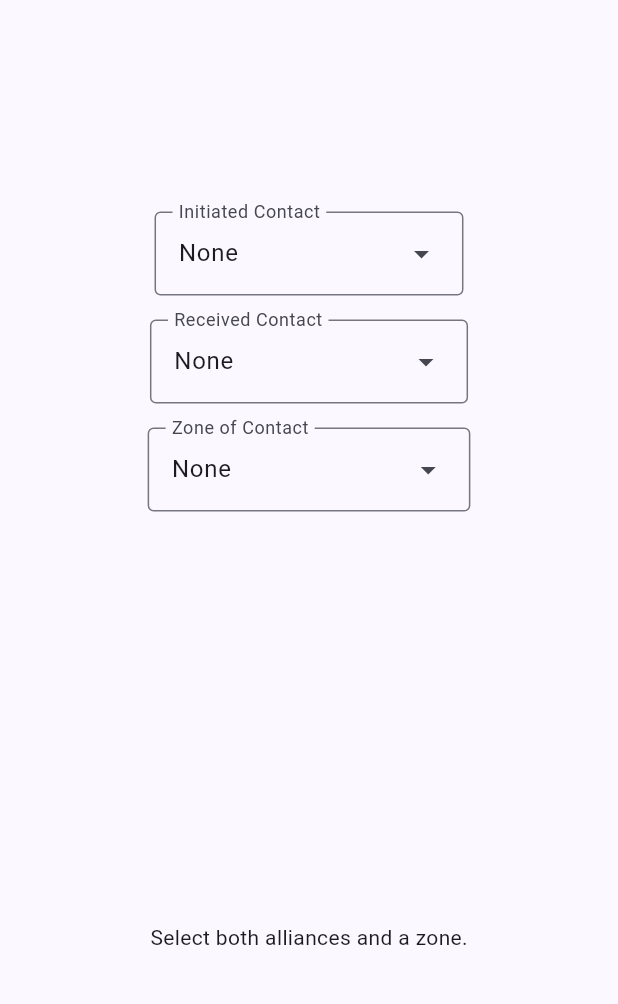
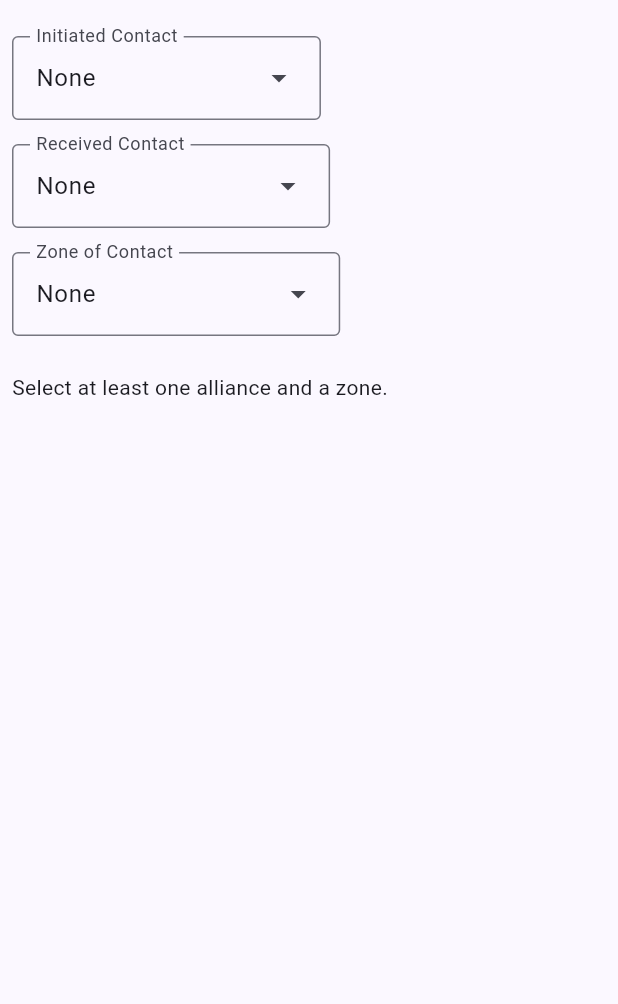
Before and after one commit to GramGra07/FTC_Referees, a Flutter app: the screen it shows after launch, on a phone screen of 412 x 824 dp, the part 84-1088 px from its top. Run offline on Flutter 3.47's test engine with Material 3 defaults, Android fonts, the phone set to English and light mode, and no system bars.

Commit message:
added to beta 0.0.1

```diff
--- a/ftc_referee/assets/res.json
+++ b/ftc_referee/assets/res.json
@@ -1,18 +1,71 @@
 {
 	"rules": {
-		"g14": {
-			"description": "hello there",
+		"G402": {
+			"description": "No AUTO opponent interference. During AUTO, FIELD columns A, B, C constitute the blue side of the FIELD, and columns D, E, F (Figure 9-5) constitute the red side of the FIELD. During AUTO, a ROBOT may not:\nA. contact an opposing ALLIANCE’S ROBOT which is completely within the opposing ALLIANCE’S side of the FIELD either directly or transitively through an ARTIFACT, or\nB. disrupt an ARTIFACT from its pre-staged location on the opposing ALLIANCE’S side of the FIELD either directly or transitively through contact with an ARTIFACT, or by LAUNCHING or rolling an ARTIFACT directly into it.\nViolation: MAJOR FOUL per instance of ROBOT contact in G402.A and MAJOR FOUL per ARTIFACT in G402.B.",
 			"penalty": "Major"
+		},
+		"G424":{
+			"description":"GATE ZONE is OFF LIMITS. A ROBOT may not contact, directly or transitively though a SCORING ELEMENT, an opponent ROBOT if either ROBOT is in the opponent’s GATE ZONE, regardless of who initiates contact. Exceptions:\nA. A ROBOT in their own ALLIANCE’S GATE ZONE and in their opponent’s SECRET TUNNEL ZONE is not protected under G424.",
+"penalty":"Minor"
+		},
+		"G425":{
+			"description":"Keep out of opponent’s SECRET TUNNEL A ROBOT in the opponent’s SECRET TUNNEL ZONE may not contact, directly or transitively though a SCORING ELEMENT, an opponent ROBOT regardless of who initiates contact.",
+			"penalty":"Minor"
+		},
+		"G426":{
+			"description":"LOADING ZONE protection. A ROBOT may not contact, directly or transitively through a SCORING ELEMENT, an opponent ROBOT while either ROBOT is in the opponent’s LOADING ZONE, regardless of who initiates contact.",
+			"penalty":"Minor"
+		},
+		"G427":{
+			"description":"BASE ZONE protection. During the last 20 seconds of the MATCH, a ROBOT may not contact, directly or transitively through a SCORING ELEMENT, an opponent ROBOT while either ROBOT is in the opponent‘s BASE ZONE, regardless of who initiates contact.\nViolation: MAJOR FOUL and opponent ROBOT is awarded fully returned to BASE points.",
+			"penalty":"Major"
 		}
 	},
 	"zone": {
-		"launch": {
-
+		"auto_red_side": {
+			"contactInitiator": "blue",
+			"contactReceiver": "red",
+			"rule": "G402"
+		},
+		"auto_blue_side":{
+			"contactInitiator":"red",
+			"contactReceiver":"blue",
+			"rule":"G402"
+		},
+		"gate_red":{
+			"contactInitiator":"blue",
+			"contactReceiver":"red",
+			"rule":"G424"
+		},
+		"gate_blue":{
+			"contactInitiator":"red",
+			"contactReceiver":"blue",
+			"rule":"G424"
 		},
 		"secret_tunnel_red": {
-			"contactInitiator": "red",
-			"contactReceiver": "blue",
-			"rule": "g14"
+			"contactReceiver":"red",
+			"rule":"G425"
+		},"secret_tunnel_blue": {
+			"contactReceiver":"blue",
+			"rule":"G425"
+		},
+
+		"loading_zone_red":{
+			"contactReceiver":"red",
+			"rule":"G426"
+		},"loading_zone_blue":{
+			"contactReceiver":"blue",
+			"rule":"G426"
+		},
+
+		"base_zone_red":{
+			"contactInitiator":"blue",
+			"contactReceiver":"red",
+			"rule":"G427"
+		},"base_zone_blue":{
+			"contactInitiator":"red",
+			"contactReceiver":"blue",
+			"rule":"G427"
 		}
 	}
 }
--- a/ftc_referee/lib/enums/Zone.dart
+++ b/ftc_referee/lib/enums/Zone.dart
@@ -1,6 +1,14 @@
 enum Zone{
-  launch,
-  secret_tunnel_red;
+  auto_red_side,
+  auto_blue_side,
+  gate_red,
+  gate_blue,
+  secret_tunnel_red,
+  secret_tunnel_blue,
+  loading_zone_red,
+  loading_zone_blue,
+  base_zone_red,
+  base_zone_blue,;
 
   @override
   String toString(){
--- a/ftc_referee/lib/main.dart
+++ b/ftc_referee/lib/main.dart
@@ -56,46 +56,44 @@ class _MyHomePageState extends State<MyHomePage> {
         title: Text(widget.title, softWrap: true, textAlign: TextAlign.center),
         centerTitle: true,
       ),
-      body: Center(
+      body: SingleChildScrollView(
+        padding: const EdgeInsets.all(8.0),
         child: Column(
+          crossAxisAlignment: CrossAxisAlignment.stretch,
           children: <Widget>[
-            Spacer(),
-            Padding(
-              padding: const EdgeInsets.all(8.0),
-              child: getDropdownMenu<Alliance>(
-                "Initiated Contact",
-                Alliance.values,
-                (value) {
+            const SizedBox(height: 16),
+
+            // Initiated Contact dropdown
+            getDropdownMenu<Alliance>("Initiated Contact", Alliance.values, (
+              value,
+            ) {
               setState(() {
                 _selectedAllianceInitiated = value;
               });
-                },
-              ),
-            ),
-            Padding(
-              padding: const EdgeInsets.all(8.0),
-              child: getDropdownMenu<Alliance>(
-                "Received Contact",
-                Alliance.values,
-                (value) {
+            }),
+
+            const SizedBox(height: 16),
+
+            // Received Contact dropdown
+            getDropdownMenu<Alliance>("Received Contact", Alliance.values, (
+              value,
+            ) {
               setState(() {
                 _selectedAllianceReceived = value;
               });
-                },
-              ),
-            ),
-            Padding(
-              padding: const EdgeInsets.all(8.0),
-              child: getDropdownMenu<Zone>("Zone of Contact", Zone.values, (
-                value,
-              ) {
+            }),
+
+            const SizedBox(height: 16),
+
+            // Zone dropdown
+            getDropdownMenu<Zone>("Zone of Contact", Zone.values, (value) {
               setState(() {
                 _selectedZone = value;
               });
             }),
-            ),
-            Spacer(),
-            Spacer(),
+
+            const SizedBox(height: 24),
+
             FutureBuilder<Map<String, dynamic>>(
               future: _resFuture,
               builder: (context, snapshot) {
@@ -103,19 +101,19 @@ class _MyHomePageState extends State<MyHomePage> {
                   return Text('Error: ${snapshot.error}');
                 }
                 if (!snapshot.hasData) {
-                  return const CircularProgressIndicator();
+                  return const Center(child: CircularProgressIndicator());
                 }
 
                 final data = snapshot.data!;
                 final rules = Map<String, dynamic>.from(data['rules'] as Map);
                 final zones = Map<String, dynamic>.from(data['zone'] as Map);
 
-                // Require selections
-                final initiator = _selectedAllianceInitiated?.name;
+                var initiator = _selectedAllianceInitiated?.name;
                 final receiver = _selectedAllianceReceived?.name;
                 final zoneKey = _selectedZone?.getJsonName();
-                if (initiator == null || receiver == null || zoneKey == null) {
-                  return const Text('Select both alliances and a zone.');
+
+                if (receiver == null || zoneKey == null) {
+                  return const Text('Select at least one alliance and a zone.');
                 }
 
                 final zoneMap = zones[zoneKey] as Map<String, dynamic>?;
@@ -123,12 +121,14 @@ class _MyHomePageState extends State<MyHomePage> {
                   return const Text('No data for selected zone.');
                 }
 
-                if (zoneMap['contactInitiator'] != initiator ||
-                    zoneMap['contactReceiver'] != receiver) {
+                if (zoneMap['contactReceiver'] != receiver) {
                   return const Text('No penalty in this configuration.');
                 }
 
-                // Match found: show penalty details
+                if (initiator == null) {
+                  initiator = receiver == 'red' ? 'blue' : 'red';
+                }
+
                 final ruleId = zoneMap['rule'] as String;
                 final ruleEntry = rules[ruleId] as Map<String, dynamic>?;
 
@@ -148,7 +148,9 @@ class _MyHomePageState extends State<MyHomePage> {
                         fontWeight: FontWeight.bold,
                         color: Colors.red,
                       ),
+                      textAlign: TextAlign.center,
                     ),
+                    const SizedBox(height: 8),
                     Text(
                       'Rule: $ruleId',
                       style: const TextStyle(
@@ -168,7 +170,8 @@ class _MyHomePageState extends State<MyHomePage> {
                 );
               },
             ),
-            Spacer(),
+
+            const SizedBox(height: 24),
           ],
         ),
       ),
```
Also changed, not shown: 16 other files. Lines whose indentation alone changed are shown as unchanged.
